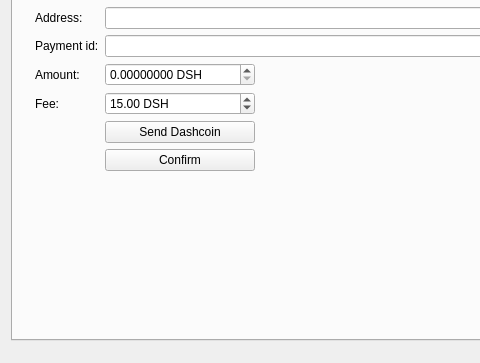
Before: the Qt Designer form dashcoinwallet.ui in pwstegman/DashcoinWalletGUI, drawn with Qt 5; both pictures show x 0 to 480 and y 118 to 481 of the 700 by 481 pixel window.
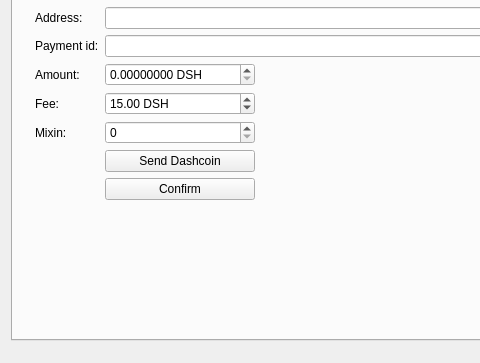
After: the same form once the commit is applied.

Commit message: Can send now

The edit to the form file:
```diff
--- a/dashcoinwallet.ui
+++ b/dashcoinwallet.ui
@@ -436,7 +436,7 @@
                    </property>
                   </widget>
                  </item>
-                 <item row="4" column="1">
+                 <item row="6" column="1">
                   <widget class="QPushButton" name="send_btn">
                    <property name="maximumSize">
                     <size>
@@ -449,7 +449,7 @@
                    </property>
                   </widget>
                  </item>
-                 <item row="5" column="1">
+                 <item row="7" column="1">
                   <widget class="QPushButton" name="sendconfirm_btn">
                    <property name="maximumSize">
                     <size>
@@ -474,6 +474,23 @@
                    </property>
                   </widget>
                  </item>
+                 <item row="4" column="1">
+                  <widget class="QSpinBox" name="mixin_txt">
+                   <property name="maximumSize">
+                    <size>
+                     <width>150</width>
+                     <height>16777215</height>
+                    </size>
+                   </property>
+                  </widget>
+                 </item>
+                 <item row="4" column="0">
+                  <widget class="QLabel" name="label_12">
+                   <property name="text">
+                    <string>Mixin:</string>
+                   </property>
+                  </widget>
+                 </item>
                 </layout>
                </widget>
               </item>
```
Left out of the diff: 14 changed lines with no effect on the pictures. The commit also changes 1 other file.
